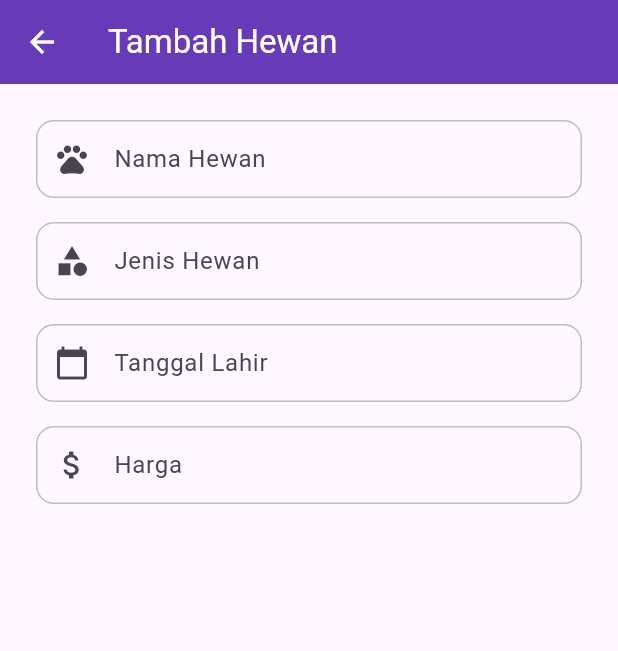
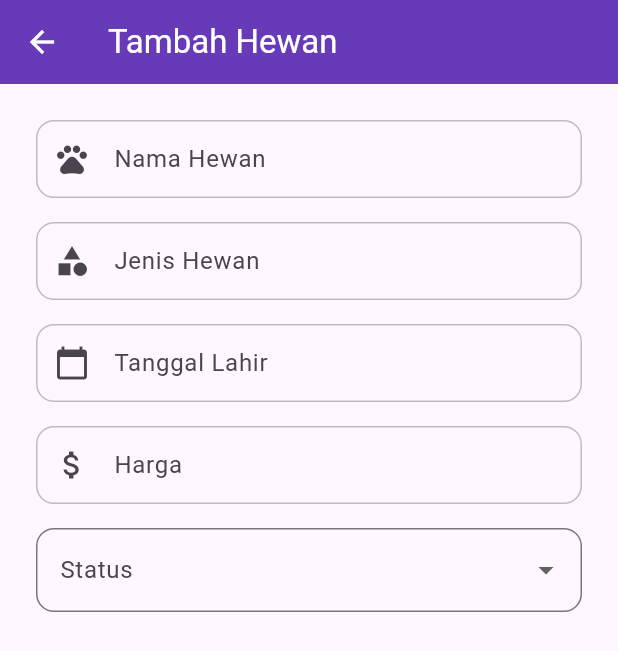
Before and after one commit to thekill022/RestAPI_0174, a Flutter app: the AddHewanPage screen opened directly, on a phone screen of 412 x 824 dp. Shown: the top 651 px of the screen. Run offline on Flutter 3.47's test engine with Material 3 defaults, Android fonts, the phone set to English and light mode, and no system bars; our stand-ins replace equatable, flutter_bloc, flutter_secure_storage; accounts and stored records are empty.

Commit message:
menambahkan dropdown status hewan pada add hewan page

```diff
--- a/lib/ui/pages/add_hewan_page.dart
+++ b/lib/ui/pages/add_hewan_page.dart
@@ -14,6 +14,7 @@ class _AddHewanPageState extends State<AddHewanPage> {
   final _jenisController = TextEditingController();
   final _tanggalLahirController = TextEditingController();
   final _hargaController = TextEditingController();
+  String? _status;
 
   @override
   void dispose() {
@@ -66,6 +67,18 @@ class _AddHewanPageState extends State<AddHewanPage> {
                 prefixIcon: Icons.attach_money,
                 keyboardType: TextInputType.number,
               ),
+              const SizedBox(height: 16),
+              DropdownButtonFormField<String>(
+                value: _status,
+                decoration: InputDecoration(
+                  labelText: 'Status',
+                  border: OutlineInputBorder(borderRadius: BorderRadius.circular(12)),
+                ),
+                items: ['Tersedia', 'Terjual', 'Dipesan']
+                    .map((s) => DropdownMenuItem(value: s, child: Text(s)))
+                    .toList(),
+                onChanged: (val) => setState(() => _status = val),
+              ),
             ],
           ),
         ),
```
